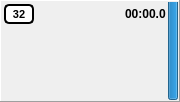
This is view/cartslotwidget.ui in eventmusicmachine/emm as Qt 5 draws it before an edit. The edited form follows.
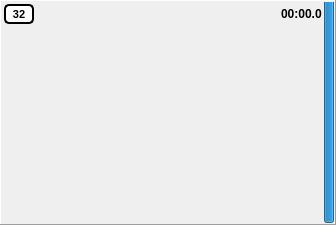
This is the edited form. Icons and pictures are not drawn.

Patch:
```diff
--- a/view/cartslotwidget.ui
+++ b/view/cartslotwidget.ui
@@ -6,12 +6,12 @@
    <rect>
     <x>0</x>
     <y>0</y>
-    <width>180</width>
-    <height>102</height>
+    <width>336</width>
+    <height>225</height>
    </rect>
   </property>
   <property name="sizePolicy">
-   <sizepolicy hsizetype="Fixed" vsizetype="Fixed">
+   <sizepolicy hsizetype="Preferred" vsizetype="Preferred">
     <horstretch>0</horstretch>
     <verstretch>0</verstretch>
    </sizepolicy>
@@ -155,7 +155,7 @@
 &lt;html&gt;&lt;head&gt;&lt;meta name=&quot;qrichtext&quot; content=&quot;1&quot; /&gt;&lt;style type=&quot;text/css&quot;&gt;
 p, li { white-space: pre-wrap; }
 &lt;/style&gt;&lt;/head&gt;&lt;body style=&quot; font-family:'MS Shell Dlg 2'; font-size:8.25pt; font-weight:400; font-style:normal;&quot;&gt;
-&lt;p style=&quot;-qt-paragraph-type:empty; margin-top:0px; margin-bottom:0px; margin-left:0px; margin-right:0px; -qt-block-indent:0; text-indent:0px; font-size:8pt;&quot;&gt;&lt;/p&gt;&lt;/body&gt;&lt;/html&gt;</string>
+&lt;p style=&quot;-qt-paragraph-type:empty; margin-top:0px; margin-bottom:0px; margin-left:0px; margin-right:0px; -qt-block-indent:0; text-indent:0px; font-size:8pt;&quot;&gt;&lt;br /&gt;&lt;/p&gt;&lt;/body&gt;&lt;/html&gt;</string>
            </property>
            <property name="textInteractionFlags">
             <set>Qt::NoTextInteraction</set>
```
Left out of the diff: 33 changed lines with no effect on the pictures.
